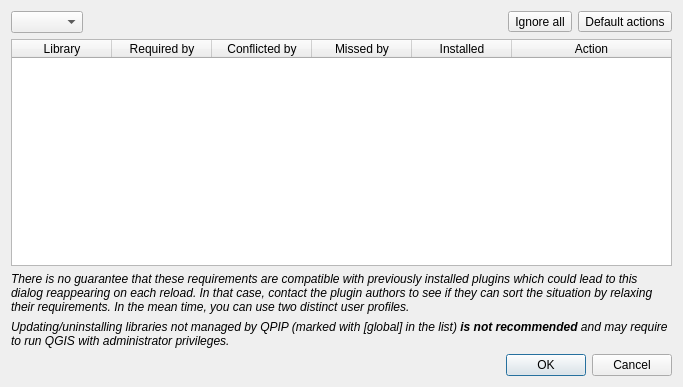
Old version of the form a00_qpip/ui_dialog.ui in the repository opengisch/qpip.
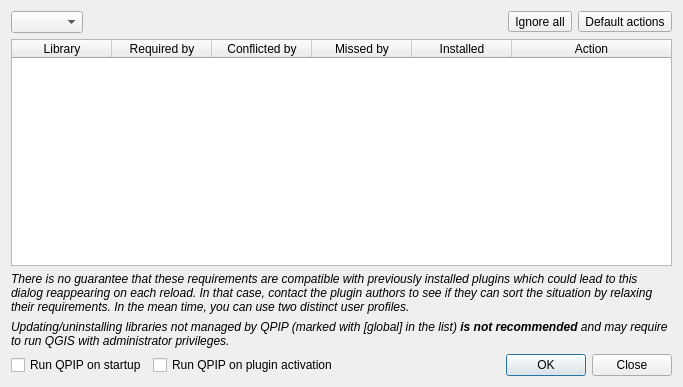
New version of the form.

Commit message: make check on install optional too

Diff of the .ui file:
```diff
--- a/a00_qpip/ui_dialog.ui
+++ b/a00_qpip/ui_dialog.ui
@@ -142,14 +142,32 @@
     </widget>
    </item>
    <item>
+    <layout class="QHBoxLayout" name="horizontalLayout_2">
+     <item>
+      <widget class="QCheckBox" name="startup_checkbox">
+       <property name="text">
+        <string>Run QPIP on startup</string>
+       </property>
+      </widget>
+     </item>
+     <item>
+      <widget class="QCheckBox" name="install_checkbox">
+       <property name="text">
+        <string>Run QPIP on plugin activation</string>
+       </property>
+      </widget>
+     </item>
+     <item>
     <widget class="QDialogButtonBox" name="buttonBox">
      <property name="orientation">
       <enum>Qt::Horizontal</enum>
      </property>
      <property name="standardButtons">
-      <set>QDialogButtonBox::Cancel|QDialogButtonBox::Ok</set>
-     </property>
-    </widget>
+        <set>QDialogButtonBox::Close|QDialogButtonBox::Ok</set>
+       </property>
+      </widget>
+     </item>
+    </layout>
    </item>
   </layout>
  </widget>
```
Lines whose indentation alone changed are shown as unchanged. The commit also changes 2 other files.
